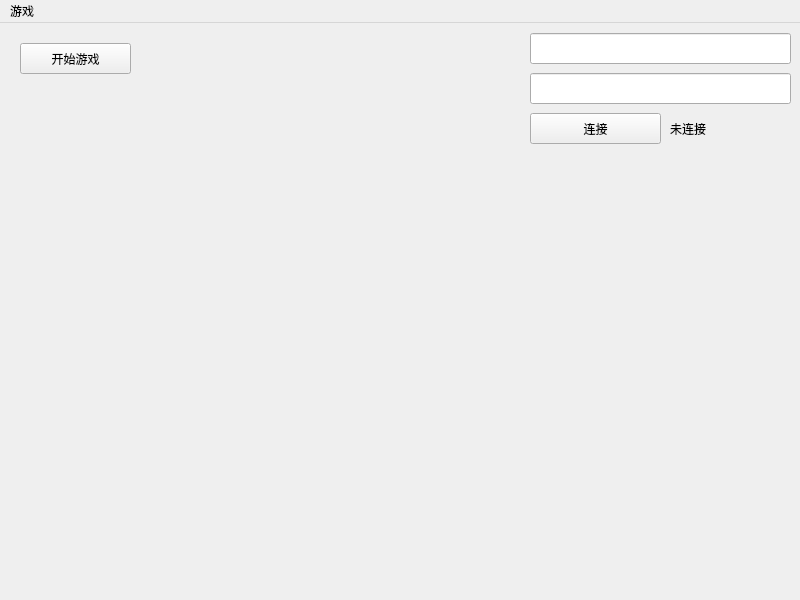
Before: the Qt Designer form mainwindow.ui in Azure-Sora/FlappyBird, drawn with Qt 5.
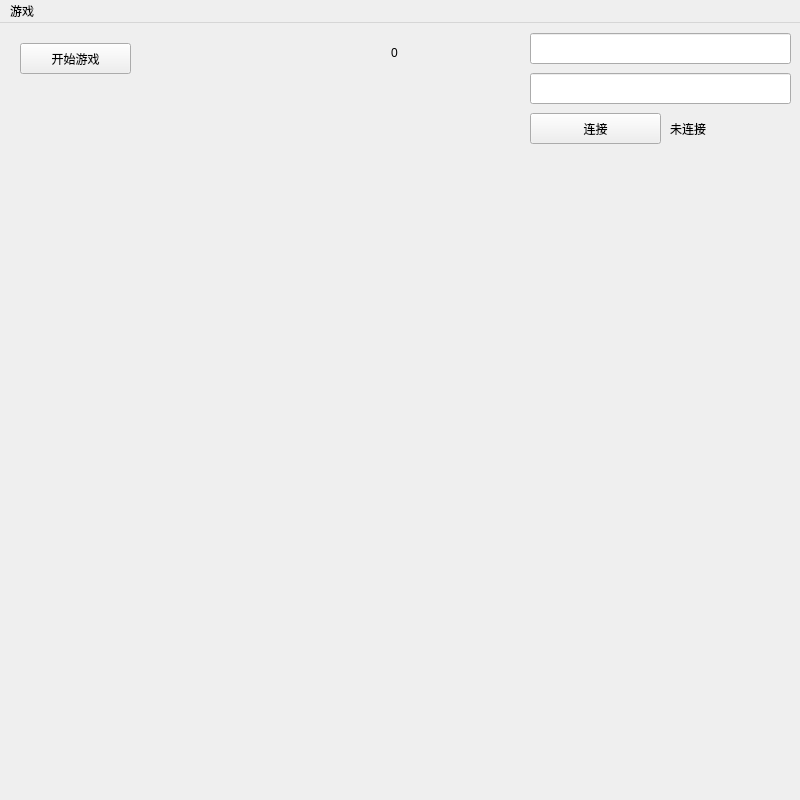
After: the same form once the commit is applied.

The edit to the form file:
```diff
--- a/mainwindow.ui
+++ b/mainwindow.ui
@@ -7,7 +7,7 @@
     <x>0</x>
     <y>0</y>
     <width>800</width>
-    <height>600</height>
+    <height>800</height>
    </rect>
   </property>
   <property name="windowTitle">
@@ -73,6 +73,22 @@
      <string>开始游戏</string>
     </property>
    </widget>
+   <widget class="QLabel" name="scoreLabel">
+    <property name="geometry">
+     <rect>
+      <x>360</x>
+      <y>20</y>
+      <width>69</width>
+      <height>19</height>
+     </rect>
+    </property>
+    <property name="text">
+     <string>0</string>
+    </property>
+    <property name="alignment">
+     <set>Qt::AlignCenter</set>
+    </property>
+   </widget>
   </widget>
   <widget class="QMenuBar" name="menubar">
    <property name="geometry">
```
Left out of the diff: 16 changed lines with no effect on the pictures.
